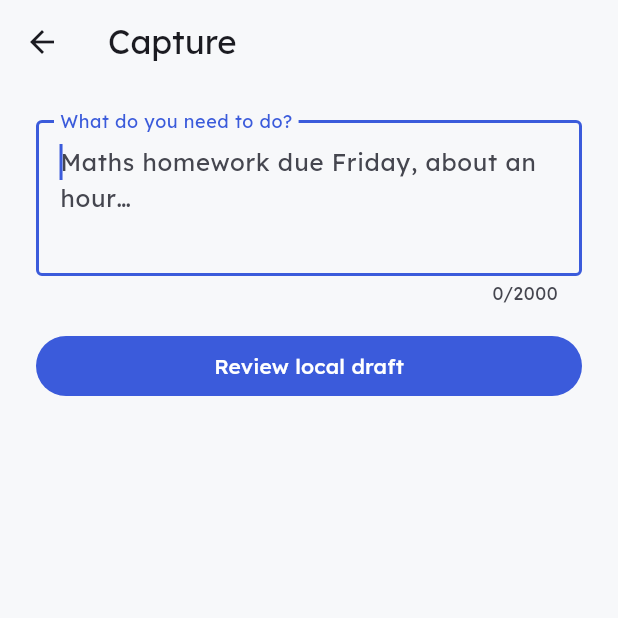
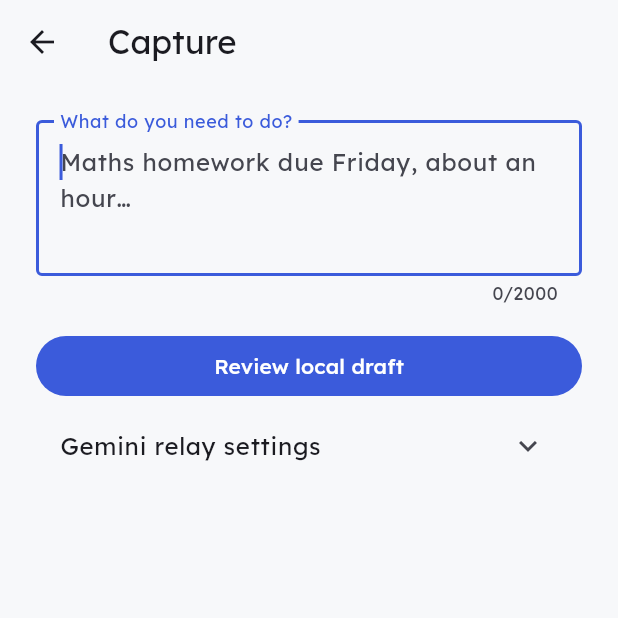
Before and after one commit to asherpereira/jot, a Flutter app: the TaskEditor screen opened directly, on a phone screen of 412 x 824 dp, the top half of it. Run offline on Flutter 3.47's test engine with Material 3 defaults, Android fonts, the phone set to English and light mode, and no system bars; our stand-ins replace drift; accounts and stored records are empty.

Commit message:
Package Jot for phones, watches and desktops with session relay settings

```diff
--- a/lib/editor.dart
+++ b/lib/editor.dart
@@ -10,6 +10,20 @@ class TaskEditor extends StatefulWidget {
 
 class _TaskEditorState extends State<TaskEditor> {
   final capture = TextEditingController();
+  final relay = TextEditingController(text: relayAddress);
+  final token = TextEditingController();
+  String? relayFeedback;
+
+  void connectRelay() {
+    try {
+      configureRelay(relay.text, token.text);
+      token.clear();
+      setState(() => relayFeedback = 'Relay configured for this session.');
+    } on FormatException catch (problem) {
+      setState(() => relayFeedback = problem.message);
+    }
+  }
+
   final fields = {
     for (final k in [
       'title',
@@ -102,6 +116,8 @@ class _TaskEditorState extends State<TaskEditor> {
   @override
   void dispose() {
     capture.dispose();
+    relay.dispose();
+    token.dispose();
     for (final c in fields.values) {
       c.dispose();
     }
@@ -180,6 +196,27 @@ class _TaskEditorState extends State<TaskEditor> {
                     onPressed: () => parse(false),
                     child: const Text('Review local draft'),
                   ),
+                ExpansionTile(
+                  title: const Text('Gemini relay settings'),
+                  children: [
+                    TextField(
+                      controller: relay,
+                      keyboardType: TextInputType.url,
+                      autocorrect: false,
+                      decoration: const InputDecoration(labelText: 'Relay address', hintText: 'https://…'),
+                    ),
+                    const SizedBox(height: 12),
+                    TextField(
+                      controller: token,
+                      obscureText: true,
+                      autocorrect: false,
+                      enableSuggestions: false,
+                      decoration: const InputDecoration(labelText: 'Relay access token'),
+                    ),
+                    TextButton(onPressed: busy ? null : connectRelay, child: const Text('Use for this session')),
+                    if (relayFeedback != null) Text(relayFeedback!),
+                  ],
+                ),
               ] else ...[
                 if (status != null)
                   Padding(
```
Also changed, not shown: lib/capture.dart (+27 -9 lines), 7 other files.
